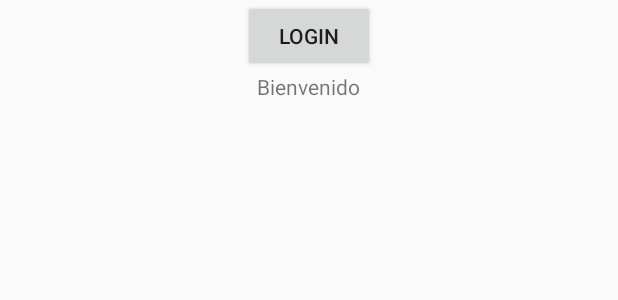
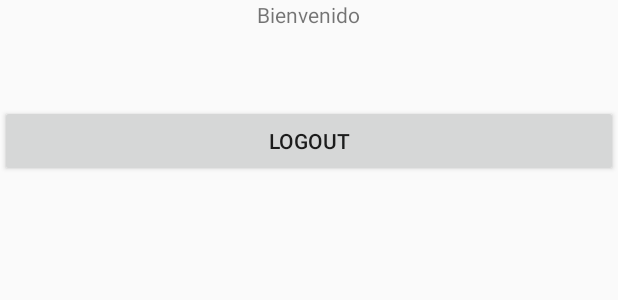
Before and after one commit to ICC-4102-APLICACIONESMOVILES/laboratorio-6-angelesaldunate, an Android app: the layout activity_main.xml on its own in the app's theme, with its tools: preview values and no code run, on a phone screen of 412 x 824 dp. Shown: the top 300 px of the screen. Run offline under Robolectric (Android 15) with nearby library versions, the phone set to English and light mode, and no system bars.

Commit message:
lab mejoras

```diff
--- a/app/src/main/java/com/example/angeles/labapp/LoginActivity.java
+++ b/app/src/main/java/com/example/angeles/labapp/LoginActivity.java
@@ -171,6 +171,11 @@ public class LoginActivity extends AppCompatActivity implements LoaderCallbacks<
             mPasswordView.setError(getString(R.string.error_invalid_password));
             focusView = mPasswordView;
             cancel = true;
+        }
+        if(TextUtils.isEmpty(password)){
+            mPasswordView.setError(getString(R.string.error_field_required));
+            focusView = mPasswordView;
+            cancel=true;
         }
 
         // Check for a valid email address.
--- a/app/src/main/res/layout/activity_main.xml
+++ b/app/src/main/res/layout/activity_main.xml
@@ -6,17 +6,6 @@
     android:layout_height="match_parent"
     android:orientation="vertical"
     tools:context="com.example.angeles.labapp.MainActivity">
-
-    <Button
-        android:id="@+id/button"
-        android:layout_width="wrap_content"
-        android:layout_height="wrap_content"
-        android:onClick="openLogin"
-        android:text="Login"
-        android:layout_gravity="center_horizontal"
-        tools:layout_editor_absoluteX="280dp"
-        tools:layout_editor_absoluteY="16dp" />
-
 
 
     <TextView
@@ -35,6 +24,9 @@
         android:layout_width="187dp"
         android:layout_height="wrap_content"
         android:layout_gravity="center_horizontal"
+        app:layout_constraintBottom_toBottomOf="parent"
+        app:layout_constraintLeft_toLeftOf="parent"
+        app:layout_constraintRight_toRightOf="parent"
         android:text="" />
 
     <TextView
@@ -42,8 +34,18 @@
         android:layout_width="192dp"
         android:layout_height="wrap_content"
         android:layout_gravity="center_horizontal"
+        app:layout_constraintBottom_toBottomOf="parent"
+        app:layout_constraintLeft_toLeftOf="parent"
+        app:layout_constraintRight_toRightOf="parent"
         android:text="" />
 
+    <Button
+        android:id="@+id/button"
+        android:layout_width="match_parent"
+        android:layout_height="wrap_content"
+        android:onClick="logOut"
+        android:text="Logout"
+        />
 
 
 </LinearLayout>
```
Also changed, not shown: app/src/main/java/com/example/angeles/labapp/CredentialManage.java (added, +36 -0 lines), app/src/main/java/com/example/angeles/labapp/MainActivity.java (+14 -14 lines).
